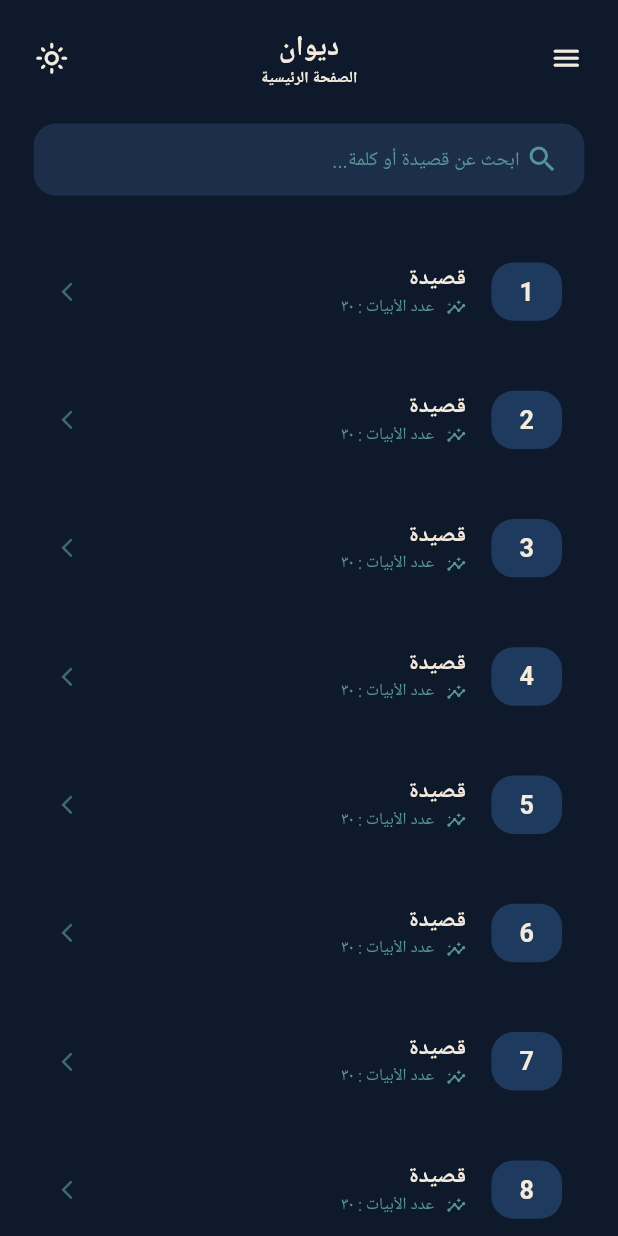
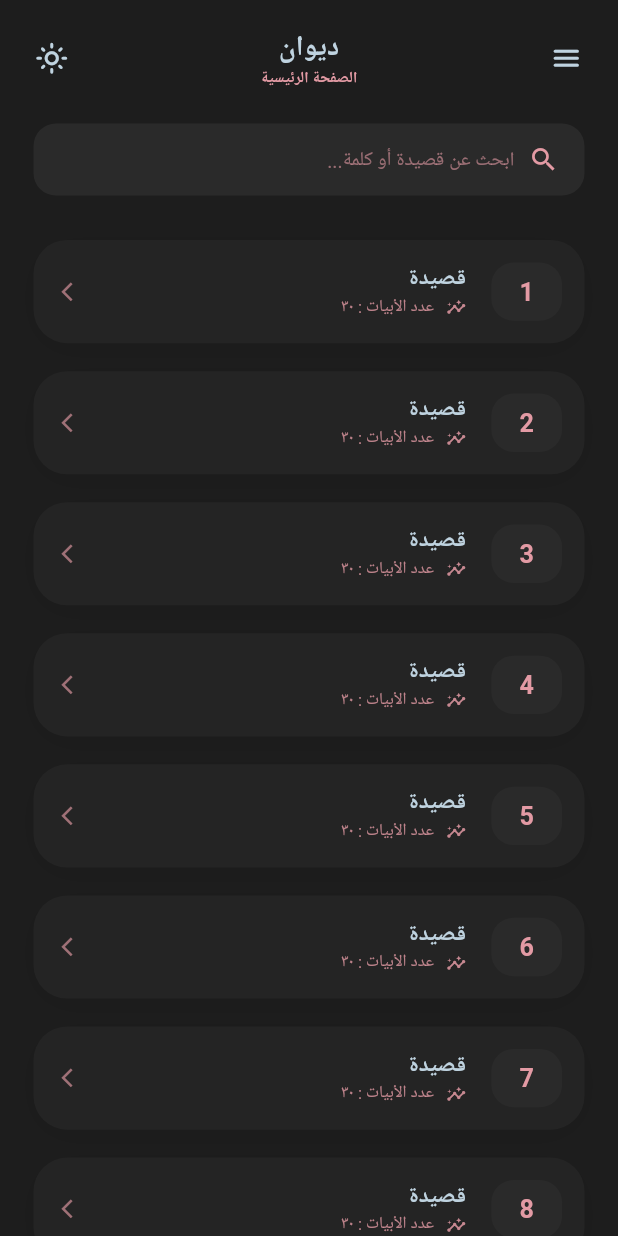
Before and after one commit to HazemAttia7/Diwan-App, a Flutter app: the screen it shows after launch, after a tap on the "dark mode" icon, on a phone screen of 412 x 824 dp. Run offline on Flutter 3.47's test engine with Material 3 defaults, Android fonts, the phone set to English and light mode, and no system bars; our stand-ins replace flutter_screenutil, gap, go_router, google_fonts, loading_animation_widget, shared_preferences; Roboto replaces fonts that are missing (Tajawal).

Commit message:
chore : edit theme colors

```diff
--- a/lib/core/controllers/theme/theme.dart
+++ b/lib/core/controllers/theme/theme.dart
@@ -2,46 +2,43 @@ import 'package:flutter/material.dart';
 import 'package:google_fonts/google_fonts.dart';
 
 ThemeData lightTheme = ThemeData.light().copyWith(
-  scaffoldBackgroundColor: const Color(0xFFFBFBFA),
+  scaffoldBackgroundColor: const Color(0xFFFBFAFA),
   brightness: Brightness.light,
   textTheme: GoogleFonts.tajawalTextTheme().apply(
-    bodyColor: Colors.black,
-    displayColor: Colors.black,
+    bodyColor: const Color(0xFF395264),
+    displayColor: const Color(0xFF86353F),
   ),
-  secondaryHeaderColor: const Color(0xff64748B),
   colorScheme: const ColorScheme.light(
-    primary: Color(0xFFC5A059),
-    secondary: Color(0xFF94A3B8),
-    tertiary: Color(0xFFA9A68F),
-    surface: Color(0xFFFBFBFA),
+    primary: Color(0xFF395264),
+    secondary: Color(0xFF86353F),
+    tertiary: Color(0xFFD8B284),
+    surface: Color(0xFFF4E6E6),
     surfaceContainer: Colors.white,
-    surfaceContainerHigh: Color(0xFF94A3B8),
-    surfaceContainerHighest: Color(0xFFF1F5F9),
-    outline: Color(0xffF8FAFC),
-    outlineVariant: Color(0xffF1F5F9),
-    shadow: Colors.black,
+    surfaceContainerHigh: Color(0xFFF9F1F1),
+    surfaceContainerHighest: Color(0xFFF7DCDC),
+    outline: Color(0xFFD6C2C2),
+    outlineVariant: Color(0xFFD3DAE6),
+    shadow: Color(0xFF000000),
   ),
 );
 
 ThemeData darkTheme = ThemeData.dark().copyWith(
-  scaffoldBackgroundColor: const Color(0xFF0E1A2B),
   brightness: Brightness.dark,
+  scaffoldBackgroundColor: const Color(0xFF1D1D1D),
   textTheme: GoogleFonts.tajawalTextTheme().apply(
-    bodyColor: const Color(0xFFF4EBDD),
-    displayColor: const Color(0xFFC9A227),
+    bodyColor: const Color(0xFFBFD3E0),
+    displayColor: const Color(0xFFE39AA4),
   ),
-  secondaryHeaderColor: const Color(0xFFC9A227),
   colorScheme: const ColorScheme.dark(
-    primary: Color(0xFFF4EBDD),
-    secondary: Color(0xFF579498),
-    tertiary: Color(0xFFF4EBDD),
-    surface: Color(0xFF0E1A2B),
-    surfaceContainer: Color(0xFF1F3A5F),
-    surfaceContainerHigh: Color(0xFF15263E),
-    surfaceContainerHighest: Color(0xFF1C2E4A),
-    outline: Color(0xFFB68B2C),
-    outlineVariant: Color(0xFF2C6E73),
-    shadow: Color(0xFFF4EBDD),
-    onTertiary: Color(0xFF7A1E2C),
+    primary: Color(0xFFBFD3E0),
+    secondary: Color(0xFFE39AA4),
+    tertiary: Color(0xFFF0CFA0),
+    surface: Color(0xFF1D1D1D),
+    surfaceContainer: Color(0xFF242424),
+    surfaceContainerHigh: Color(0xFF2A2A2A),
+    surfaceContainerHighest: Color(0xFF303030),
+    outline: Color(0xFF4A4A4A),
+    outlineVariant: Color(0xFF5C6A75),
+    shadow: Color(0xFF000000),
   ),
 );
--- a/lib/core/utils/app_styles.dart
+++ b/lib/core/utils/app_styles.dart
@@ -38,8 +38,9 @@ abstract class AppStyles {
 extension AppStylesX on BuildContext {
   TextStyle get textStyle20 => AppStyles.textStyle20;
 
-  TextStyle get textStyle18 =>
-      AppStyles.textStyle18.copyWith(color: Theme.of(this).colorScheme.primary);
+  TextStyle get textStyle18 => AppStyles.textStyle18.copyWith(
+    color: Theme.of(this).colorScheme.secondary,
+  );
 
   TextStyle get textStyle16 => AppStyles.textStyle16;
 
@@ -51,6 +52,7 @@ extension AppStylesX on BuildContext {
     color: Theme.of(this).colorScheme.secondary,
   );
 
-  TextStyle get textStyle11 =>
-      AppStyles.textStyle11.copyWith(color: Theme.of(this).colorScheme.secondary);
+  TextStyle get textStyle11 => AppStyles.textStyle11.copyWith(
+    color: Theme.of(this).colorScheme.secondary,
+  );
 }
--- a/lib/features/home/presentation/views/widgets/custom_numbered_list_tile.dart
+++ b/lib/features/home/presentation/views/widgets/custom_numbered_list_tile.dart
@@ -22,7 +22,7 @@ class CustomNumberedListTile extends StatelessWidget {
         Container(
           padding: EdgeInsets.symmetric(horizontal: 20.sp, vertical: 8.sp),
           decoration: BoxDecoration(
-            color: Theme.of(context).colorScheme.surfaceContainer,
+            color: Theme.of(context).colorScheme.surfaceContainerHigh,
             borderRadius: BorderRadius.circular(16.r),
           ),
           child: Text(number.toString(), style: context.textStyle18),
@@ -44,12 +44,18 @@ class CustomNumberedListTile extends StatelessWidget {
                   Icon(
                     icon,
                     size: 14.sp,
-                    color: Theme.of(context).colorScheme.secondary,
+                    color: Theme.of(
+                      context,
+                    ).colorScheme.secondary.withValues(alpha: 0.85),
                   ),
                   Gap(MediaQuery.sizeOf(context).width * 0.02),
                   Text(
                     subtitle,
-                    style: context.textStyle12,
+                    style: context.textStyle12.copyWith(
+                      color: Theme.of(
+                        context,
+                      ).colorScheme.secondary.withValues(alpha: 0.8),
+                    ),
                     overflow: TextOverflow.ellipsis,
                     maxLines: 1,
                   ),
--- a/lib/features/home/presentation/views/widgets/custom_search_field.dart
+++ b/lib/features/home/presentation/views/widgets/custom_search_field.dart
@@ -10,15 +10,15 @@ class CustomSearchField extends StatelessWidget {
     return TextField(
       decoration: InputDecoration(
         contentPadding: EdgeInsets.symmetric(horizontal: 16.w, vertical: 8.h),
-        fillColor: Theme.of(context).colorScheme.surfaceContainerHighest,
+        fillColor: Theme.of(context).colorScheme.surfaceContainerHigh,
         filled: true,
         border: OutlineInputBorder(
           borderRadius: BorderRadius.circular(16.r),
           borderSide: BorderSide.none,
         ),
         prefixIcon: Padding(
-          padding: EdgeInsetsDirectional.only(start: 16.w),
-          child: Icon(Icons.search, size: 24.sp),
+          padding: EdgeInsetsDirectional.only(start: 16.w, end: 5.w),
+          child: Icon(Icons.search, size: 22.sp),
         ),
         prefixIconConstraints: BoxConstraints(
           minWidth: 40.sp,
@@ -28,7 +28,7 @@ class CustomSearchField extends StatelessWidget {
         hintText: "ابحث عن قصيدة أو كلمة...",
         hintStyle: context.textStyle14.copyWith(
           fontWeight: FontWeight.normal,
-          color: Theme.of(context).colorScheme.secondary,
+          color: Theme.of(context).colorScheme.secondary.withValues(alpha: 0.6),
         ),
       ),
     );
--- a/lib/features/home/presentation/views/widgets/font_size_slider.dart
+++ b/lib/features/home/presentation/views/widgets/font_size_slider.dart
@@ -15,12 +15,12 @@ class FontSizeSlider extends StatelessWidget {
       data: SliderTheme.of(context).copyWith(
         inactiveTrackColor: Theme.of(
           context,
-        ).colorScheme.tertiary.withValues(alpha: 0.3),
+        ).colorScheme.primary.withValues(alpha: 0.3),
         overlayColor: Theme.of(
           context,
-        ).colorScheme.tertiary.withValues(alpha: 0.2),
+        ).colorScheme.primary.withValues(alpha: 0.2),
         trackHeight: 2.sp,
-        thumbColor: Theme.of(context).colorScheme.tertiary,
+        thumbColor: Theme.of(context).colorScheme.primary,
         thumbShape: RoundSliderThumbShape(enabledThumbRadius: 8.sp),
         overlayShape: RoundSliderOverlayShape(overlayRadius: 16.sp),
       ),
--- a/lib/features/home/presentation/views/widgets/home_header.dart
+++ b/lib/features/home/presentation/views/widgets/home_header.dart
@@ -27,7 +27,7 @@ class HomeHeader extends StatelessWidget {
             Text(
               "الصفحة الرئيسية",
               style: context.textStyle11.copyWith(
-                color: Theme.of(context).colorScheme.primary,
+                color: Theme.of(context).colorScheme.secondary,
               ),
             ),
           ],
--- a/lib/features/home/presentation/views/widgets/play_button.dart
+++ b/lib/features/home/presentation/views/widgets/play_button.dart
@@ -12,17 +12,18 @@ class PlayButton extends StatelessWidget {
   Widget build(BuildContext context) {
     final readerController = context.read<ReaderController>();
 
-    return Ink(
+    return SizedBox(
       width: 50.sp,
       height: 50.sp,
-      decoration: BoxDecoration(
-        color: Theme.of(context).colorScheme.tertiary,
-        shape: BoxShape.circle,
-      ),
+      child: Material(
+        color: Theme.of(context).colorScheme.primary,
+        borderRadius: BorderRadius.circular(9999.r),
         child: InkWell(
           borderRadius: BorderRadius.circular(9999.r),
           child: Icon(
-          readerController.isPlaying ? Icons.pause : Icons.play_arrow_outlined,
+            readerController.isPlaying
+                ? Icons.pause
+                : Icons.play_arrow_outlined,
             color: Theme.of(context).colorScheme.surfaceContainer,
             size: 24.sp,
           ),
@@ -34,6 +35,7 @@ class PlayButton extends StatelessWidget {
             }
           },
         ),
+      ),
     );
   }
 }
--- a/lib/features/home/presentation/views/widgets/poem_action_bar.dart
+++ b/lib/features/home/presentation/views/widgets/poem_action_bar.dart
@@ -13,6 +13,7 @@ class PoemActionBar extends StatelessWidget {
 
   @override
   Widget build(BuildContext context) {
+    final readerController = context.watch<ReaderController>();
     return Padding(
       padding: EdgeInsets.symmetric(horizontal: 32.sp),
       child: Ink(
@@ -42,7 +43,7 @@ class PoemActionBar extends StatelessWidget {
             ),
             PlayButton(verses: verses),
             CustomIconButton(
-              icon: context.watch<ReaderController>().isPlaying
+              icon: readerController.isPlaying
                   ? Icons.stop
                   : Icons.share_outlined,
               size: 26.sp,
@@ -53,7 +54,9 @@ class PoemActionBar extends StatelessWidget {
                 }
                 // TODO : Share the poem
               },
-              iconColor: Theme.of(context).textTheme.bodyLarge!.color,
+              iconColor: readerController.isPlaying
+                  ? Theme.of(context).colorScheme.secondary
+                  : Theme.of(context).textTheme.bodyLarge!.color,
             ),
           ],
         ),
--- a/lib/features/home/presentation/views/widgets/poem_card.dart
+++ b/lib/features/home/presentation/views/widgets/poem_card.dart
@@ -17,11 +17,22 @@ class PoemCard extends StatelessWidget {
 
   @override
   Widget build(BuildContext context) {
-    return Ink(
-      width: double.infinity,
+    return Container(
       decoration: BoxDecoration(
         borderRadius: BorderRadius.circular(24.r),
+        color: Colors.transparent, // let Material handle the color
+        boxShadow: [
+          BoxShadow(
+            color: Theme.of(context).colorScheme.shadow.withValues(alpha: 0.07),
+            blurRadius: 20.sp,
+            spreadRadius: -2.sp,
+            offset: const Offset(0, 4),
           ),
+        ],
+      ),
+      child: Material(
+        color: Theme.of(context).colorScheme.surfaceContainer,
+        borderRadius: BorderRadius.circular(24.r),
         child: InkWell(
           borderRadius: BorderRadius.circular(24.r),
           onTap: onTap,
@@ -50,6 +61,7 @@ class PoemCard extends StatelessWidget {
             ),
           ),
         ),
+      ),
     );
   }
 }
--- a/lib/features/home/presentation/views/widgets/poem_details_view_body.dart
+++ b/lib/features/home/presentation/views/widgets/poem_details_view_body.dart
@@ -27,7 +27,7 @@ class PoemDetailsViewBody extends StatelessWidget {
           Expanded(
             child: Container(
               padding: EdgeInsets.only(
-                top: 35.sp,
+                top: 40.sp,
                 bottom: 45.sp,
                 left: 45.sp,
                 right: 45.sp,
--- a/lib/features/home/presentation/views/widgets/result_section.dart
+++ b/lib/features/home/presentation/views/widgets/result_section.dart
@@ -12,11 +12,12 @@ class ResultSection extends StatelessWidget {
   @override
   Widget build(BuildContext context) {
     return ListView.builder(
+      clipBehavior: Clip.none,
       physics: const NeverScrollableScrollPhysics(),
       itemCount: 8,
       itemBuilder: (BuildContext context, int index) {
         return Padding(
-          padding: EdgeInsets.only(bottom: 18.h),
+          padding: EdgeInsets.only(bottom: 20.h),
           child: StaggeredAnimatedSlide(
             delay: Duration(milliseconds: index * 150),
             transfromDuration: const Duration(milliseconds: 800),
--- a/lib/features/home/presentation/views/widgets/verse_widget.dart
+++ b/lib/features/home/presentation/views/widgets/verse_widget.dart
@@ -33,12 +33,12 @@ class VerseWidget extends StatelessWidget {
                       border: Border(
                         right: BorderSide(
                           width: 4.sp,
-                          color: Theme.of(context).colorScheme.tertiary,
+                          color: Theme.of(context).colorScheme.secondary,
                         ),
                       ),
                       color: Theme.of(
                         context,
-                      ).colorScheme.tertiary.withValues(alpha: 0.08),
+                      ).colorScheme.secondary.withValues(alpha: 0.08),
                     )
                   : null,
               child: Column(
@@ -49,7 +49,7 @@ class VerseWidget extends StatelessWidget {
                       Text(
                         convertToArabicNumber(verseNumber).toString(),
                         style: context.textStyle16.copyWith(
-                          color: Theme.of(context).colorScheme.tertiary,
+                          color: Theme.of(context).colorScheme.secondary,
                           fontSize:
                               (context.textStyle16.fontSize ?? 16.sp) *
                               fontSizeController.fontSizeMultiplier,
@@ -91,7 +91,7 @@ class VerseWidget extends StatelessWidget {
                 top: 4.sp,
                 child: Icon(
                   Icons.record_voice_over,
-                  color: Theme.of(context).colorScheme.tertiary,
+                  color: Theme.of(context).colorScheme.secondary,
                   size: 24.sp,
                 ),
               ),
--- a/lib/features/splash/presentation/views/splash_view.dart
+++ b/lib/features/splash/presentation/views/splash_view.dart
@@ -22,12 +22,9 @@ class _SplashViewState extends State<SplashView> {
   @override
 
   Widget build(BuildContext context) {
-    final isDark = Theme.of(context).brightness == Brightness.dark;
-    return Scaffold(
+    return const Scaffold(
       body: SplashViewBody(
-        primaryColor: isDark
-            ? const Color(0xffFFFCDA)
-            : const Color(0xff917129),
+
       ),
     );
   }
--- a/lib/features/splash/presentation/views/widgets/splash_view_body.dart
+++ b/lib/features/splash/presentation/views/widgets/splash_view_body.dart
@@ -5,8 +5,7 @@ import 'package:google_fonts/google_fonts.dart';
 import 'package:loading_animation_widget/loading_animation_widget.dart';
 
 class SplashViewBody extends StatelessWidget {
-  final Color primaryColor;
-  const SplashViewBody({super.key, required this.primaryColor});
+  const SplashViewBody({super.key});
 
   @override
   Widget build(BuildContext context) {
@@ -23,13 +22,13 @@ class SplashViewBody extends StatelessWidget {
               fontSize: 47.h + 1.w,
               fontWeight: FontWeight.bold,
               fontFamily: GoogleFonts.notoNastaliqUrdu().fontFamily,
-              color: primaryColor,
-              letterSpacing: 2.sp
+              color: Theme.of(context).colorScheme.primary,
+              letterSpacing: 2.sp,
             ),
           ),
           Gap(MediaQuery.sizeOf(context).height * 0.05 + 1.w),
           LoadingAnimationWidget.waveDots(
-            color: primaryColor,
+            color: Theme.of(context).colorScheme.primary,
             size: 40.h + 1.w,
           ),
         ],
```
Lines whose indentation alone changed are shown as unchanged.
